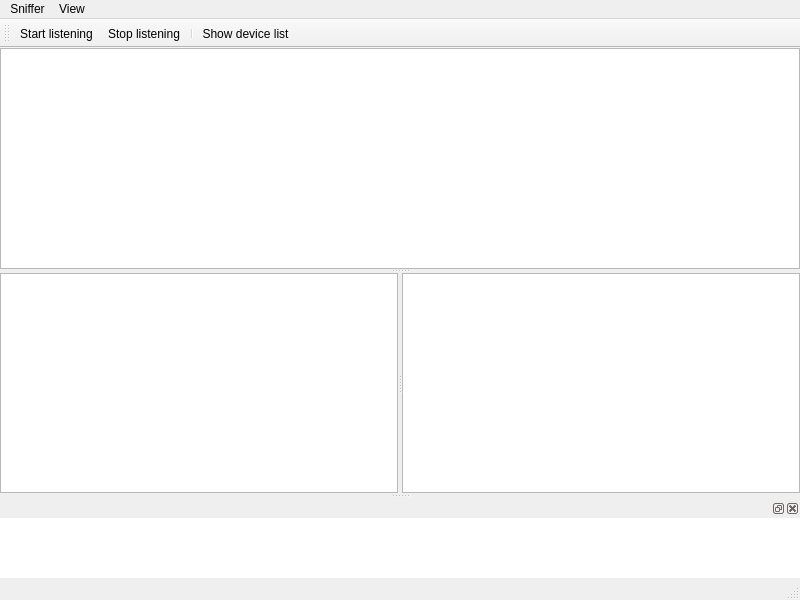
asmei1/Sniffer, file Sniffer/Forms/MainWindow.ui: the form before one commit.
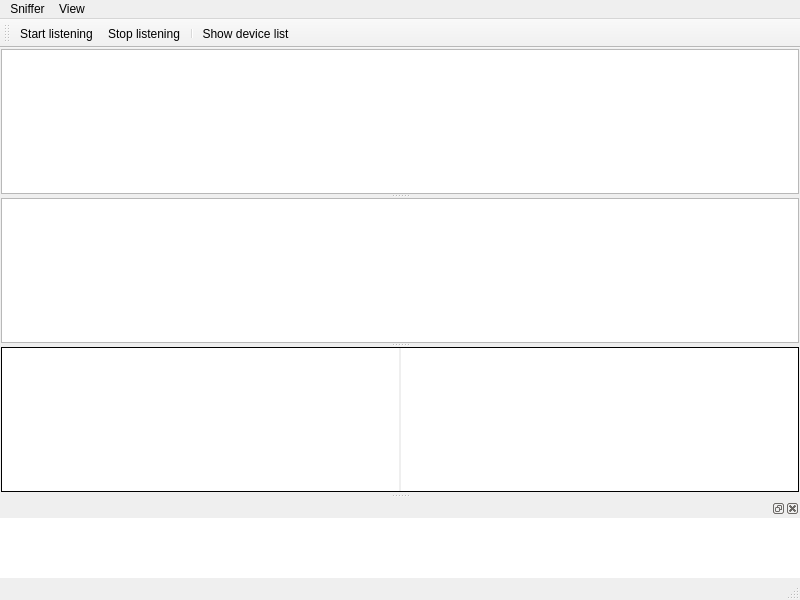
The form after the commit. Custom widgets are drawn as their Qt base class.

Commit message:
Added displaying hex and ascii selected frame content
Further refactoring class names
Added files for frame, packet and segment

```diff
--- a/Sniffer/Forms/MainWindow.ui
+++ b/Sniffer/Forms/MainWindow.ui
@@ -19,19 +19,19 @@
      <number>0</number>
     </property>
     <property name="leftMargin">
-     <number>0</number>
+     <number>1</number>
     </property>
     <property name="topMargin">
-     <number>0</number>
+     <number>1</number>
     </property>
     <property name="rightMargin">
-     <number>0</number>
+     <number>1</number>
     </property>
     <property name="bottomMargin">
-     <number>0</number>
+     <number>1</number>
     </property>
     <item>
-     <widget class="QSplitter" name="splitter_2">
+     <widget class="QSplitter" name="splitter">
       <property name="orientation">
        <enum>Qt::Vertical</enum>
       </property>
@@ -49,22 +49,44 @@
         <bool>false</bool>
        </property>
       </widget>
-      <widget class="QSplitter" name="splitter">
-       <property name="orientation">
-        <enum>Qt::Horizontal</enum>
-       </property>
-       <property name="childrenCollapsible">
-        <bool>false</bool>
-       </property>
        <widget class="QTreeView" name="treeView_infoView">
         <property name="enabled">
          <bool>true</bool>
         </property>
        </widget>
-       <widget class="QPlainTextEdit" name="plainTextEdit_tempInfoBox">
+      <widget class="QWidget" name="">
+       <layout class="QHBoxLayout" name="horizontalLayout">
+        <property name="spacing">
+         <number>0</number>
+        </property>
+        <item>
+         <widget class="QPlainTextEdit" name="plainTextEdit_hexContent">
+          <property name="font">
+           <font>
+            <family>Fira Code Medium</family>
+           </font>
+          </property>
         <property name="autoFillBackground">
          <bool>false</bool>
         </property>
+          <property name="styleSheet">
+           <string notr="true">QPlainTextEdit{
+border: 1px solid;
+border-color: black transparent black black;
+}</string>
+          </property>
+          <property name="frameShape">
+           <enum>QFrame::StyledPanel</enum>
+          </property>
+          <property name="frameShadow">
+           <enum>QFrame::Sunken</enum>
+          </property>
+          <property name="lineWidth">
+           <number>0</number>
+          </property>
+          <property name="midLineWidth">
+           <number>0</number>
+          </property>
         <property name="documentTitle">
          <string notr="true"/>
         </property>
@@ -78,6 +100,35 @@
          <number>10000</number>
         </property>
        </widget>
+        </item>
+        <item>
+         <widget class="QPlainTextEdit" name="plainTextEdit_asciiContent">
+          <property name="font">
+           <font>
+            <family>Fira Code Medium</family>
+           </font>
+          </property>
+          <property name="styleSheet">
+           <string notr="true">QPlainTextEdit{
+border: 1px solid;
+border-color: black black black transparent;
+}</string>
+          </property>
+          <property name="frameShape">
+           <enum>QFrame::StyledPanel</enum>
+          </property>
+          <property name="frameShadow">
+           <enum>QFrame::Sunken</enum>
+          </property>
+          <property name="lineWidth">
+           <number>0</number>
+          </property>
+          <property name="midLineWidth">
+           <number>0</number>
+          </property>
+         </widget>
+        </item>
+       </layout>
       </widget>
      </widget>
     </item>
```
Left out of the diff: 11 changed lines with no effect on the pictures. Lines whose indentation alone changed are shown as unchanged. The commit also changes 32 other files.
